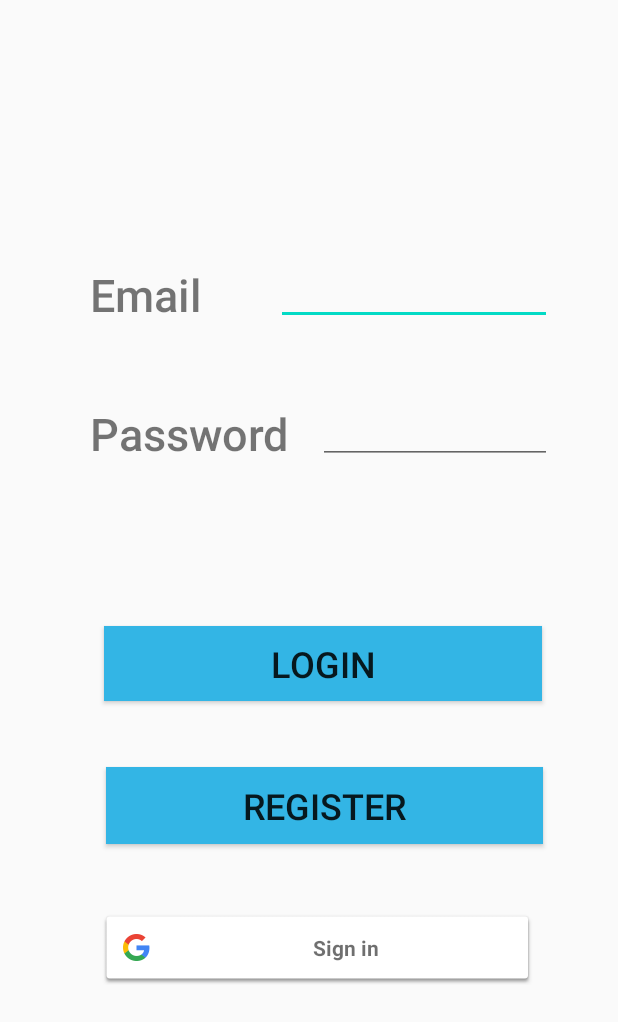
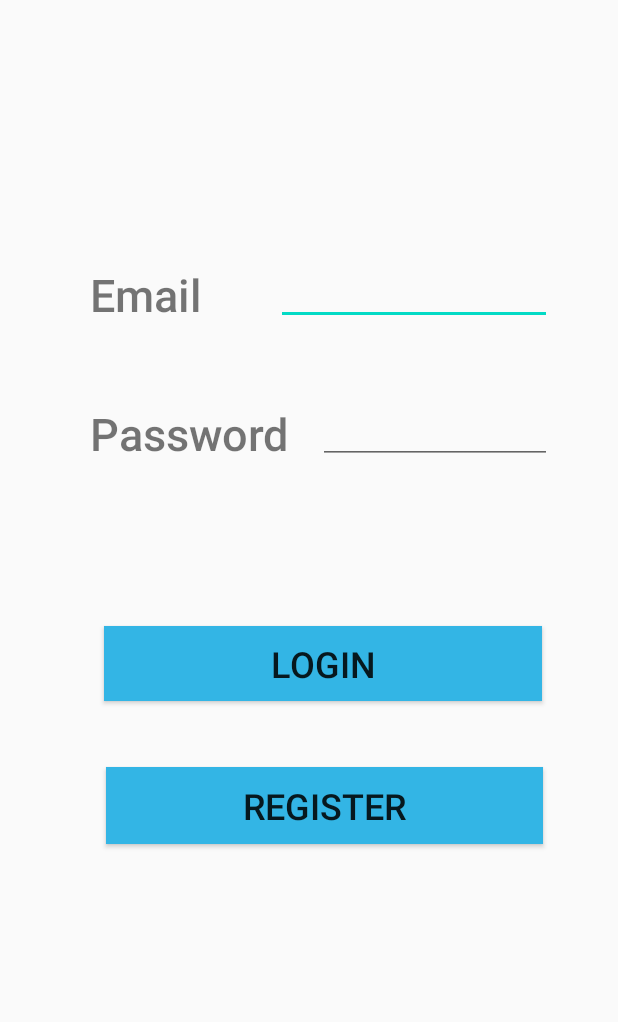
Before and after one commit to AhmedNasrHarg/Trip-Remainder-Project, an Android app: the screen it shows after launch (Login), on a phone screen of 412 x 824 dp. Shown: the top 1022 px of the screen. Run offline under Robolectric (Android 15) with nearby library versions, the phone set to English and light mode, and no system bars; our stand-ins replace Firebase (no records; nobody signed in at launch, a user with empty details on screens opened directly).

Commit message:
hash google

```diff
--- a/TripPlanner/app/src/main/java/com/example/tripplanner/Views/Login/Login.java
+++ b/TripPlanner/app/src/main/java/com/example/tripplanner/Views/Login/Login.java
@@ -24,7 +24,7 @@ public class Login extends AppCompatActivity implements LoginContract.IView {
     EditText passTxt;
     Button btnLogin;
     Button btnReg;
-    Button btnGoogle;
+  //  Button btnGoogle;
     FirebaseAuth firebaseAuth;
     GoogleSignInClient mGoogleSignInClient;
     private LoginPresenter presenter;
@@ -38,7 +38,7 @@ public class Login extends AppCompatActivity implements LoginContract.IView {
         passTxt = findViewById(R.id.passTxt);
         btnLogin = findViewById(R.id.btnLogin);
         btnReg = findViewById(R.id.btnReg);
-        btnGoogle = findViewById(R.id.btnGoogle);
+     //   btnGoogle = findViewById(R.id.btnGoogle);
         firebaseAuth = FirebaseAuth.getInstance();
         presenter = new LoginPresenter(firebaseAuth,this);
 
--- a/TripPlanner/app/src/main/res/layout/activity_login.xml
+++ b/TripPlanner/app/src/main/res/layout/activity_login.xml
@@ -89,17 +89,17 @@
         app:layout_constraintStart_toStartOf="parent"
         app:layout_constraintTop_toBottomOf="@+id/btnLogin" />
 
-    <com.google.android.gms.common.SignInButton
-        android:id="@+id/btnGoogle"
-        android:layout_width="290dp"
-        android:layout_height="50dp"
-        android:layout_marginTop="44dp"
-        android:scrollbarSize="4dp"
-        app:layout_constraintEnd_toEndOf="parent"
-        app:layout_constraintHorizontal_bias="0.547"
-        app:layout_constraintStart_toStartOf="parent"
-        app:layout_constraintTop_toBottomOf="@+id/btnReg"
-        tools:ignore="MissingConstraints"></com.google.android.gms.common.SignInButton>
+<!--    <com.google.android.gms.common.SignInButton-->
+<!--        android:id="@+id/btnGoogle"-->
+<!--        android:layout_width="290dp"-->
+<!--        android:layout_height="50dp"-->
+<!--        android:layout_marginTop="44dp"-->
+<!--        android:scrollbarSize="4dp"-->
+<!--        app:layout_constraintEnd_toEndOf="parent"-->
+<!--        app:layout_constraintHorizontal_bias="0.547"-->
+<!--        app:layout_constraintStart_toStartOf="parent"-->
+<!--        app:layout_constraintTop_toBottomOf="@+id/btnReg"-->
+<!--        tools:ignore="MissingConstraints"></com.google.android.gms.common.SignInButton>-->
     <!--    <Button-->
 <!--        android:id="@+id/btnGoogle"-->
 <!--        android:layout_width="289dp"-->
```
